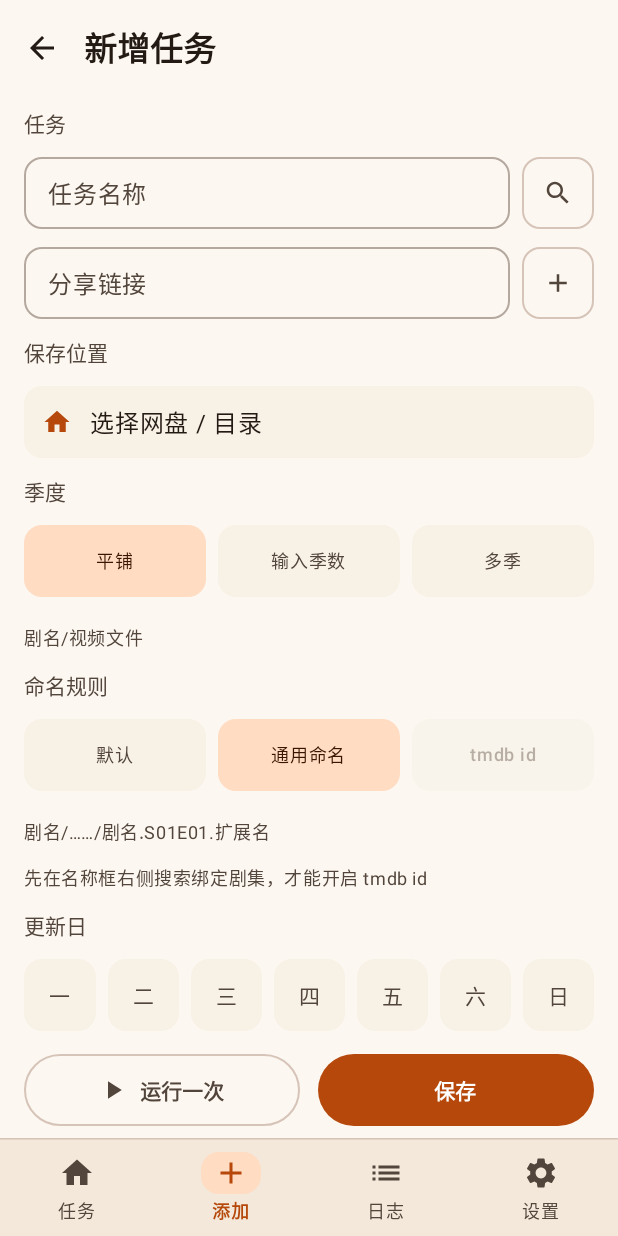
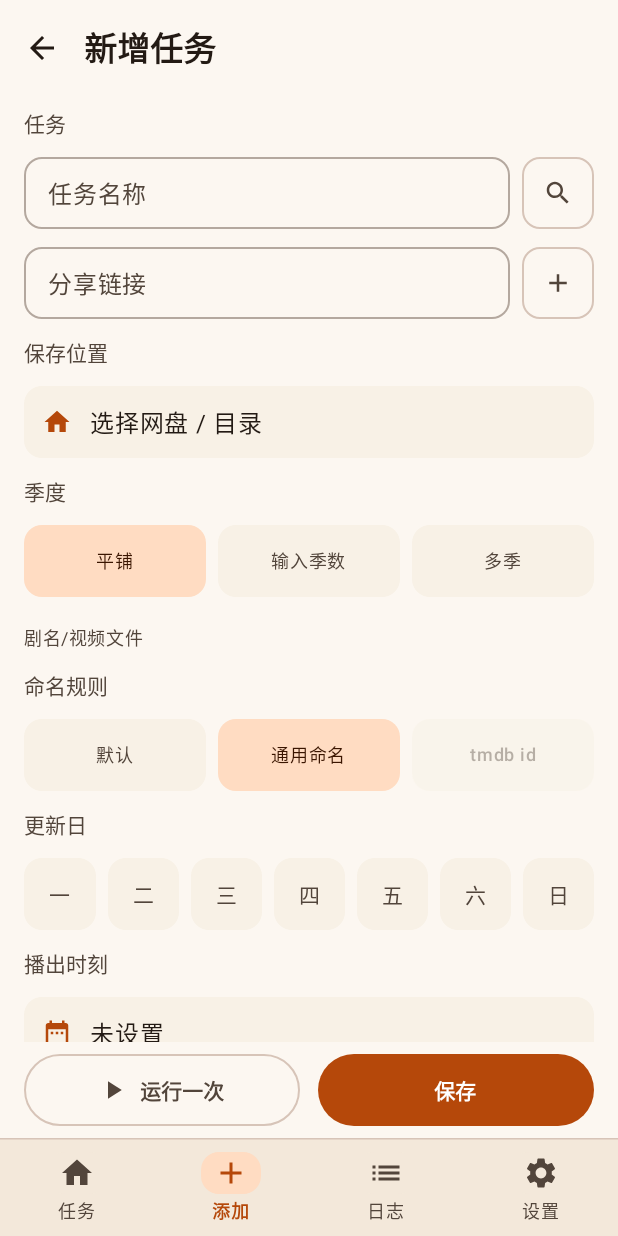
Before and after one commit to ASH-C776/zhuancun-miao, an Android app built with Jetpack Compose: the composable NewTaskScreen shown on its own in the app's theme, after a tap on "通用命名", on a phone screen of 412 x 824 dp. Run offline under Robolectric (Android 15) with nearby library versions, the phone set to English and light mode, and no system bars; 3 statements that could not run were skipped.

Commit message:
Stage 46 去掉命名规则下的提示文字(省空间)

```diff
--- a/app/src/main/java/com/ashchan/cloudsaver/ui/tasks/NewTaskScreen.kt
+++ b/app/src/main/java/com/ashchan/cloudsaver/ui/tasks/NewTaskScreen.kt
@@ -624,24 +624,6 @@ fun NewTaskScreen(
                     enabled = canUseTmdbFolder,
                 ) { folderWithTmdbId = !folderWithTmdbId }
             }
-            FieldHint(
-                when {
-                    folderWithTmdbId -> "剧名 tmdb-12345/……"
-                    ruleKey == magic?.key -> "剧名/……/剧名.S01E01.扩展名"
-                    else -> "原名原目录"
-                }
-            )
-            if (!canUseTmdbFolder) {
-                Text(
-                    text = if (ruleKey.isBlank()) {
-                        "选「通用命名」后才能开启 tmdb id"
-                    } else {
-                        "先在名称框右侧搜索绑定剧集，才能开启 tmdb id"
-                    },
-                    style = MaterialTheme.typography.bodySmall,
-                    color = MaterialTheme.colorScheme.onSurfaceVariant,
-                )
-            }
 
             // 更新日：七个排一排；绑了 TMDB 可以一键重算
             Row(Modifier.fillMaxWidth(), verticalAlignment = Alignment.CenterVertically) {
```
Also changed, not shown: 1 other file.
